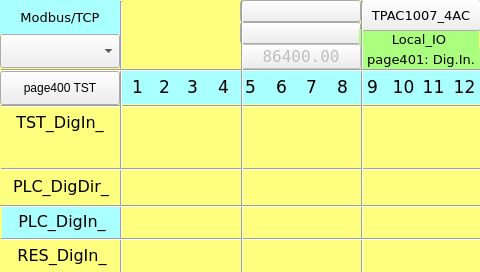
Before: the Qt Designer form TPAC1007_04_AC/Local_IO_HMI/page401.ui in MECTsrl/mect_apps, drawn with Qt 5.
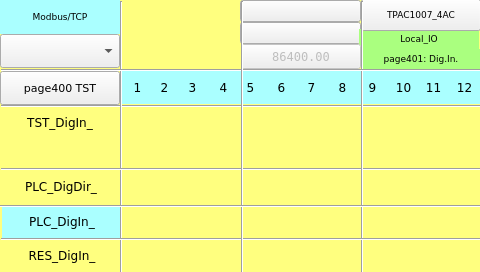
After: the same form once the commit is applied. Custom widgets are drawn as their Qt base class.

Commit message: Fonts resize

```diff
--- a/TPAC1007_04_AC/Local_IO_HMI/page401.ui
+++ b/TPAC1007_04_AC/Local_IO_HMI/page401.ui
@@ -234,7 +234,7 @@
    <property name="font">
     <font>
      <family>DejaVu Sans</family>
-     <pointsize>13</pointsize>
+  <pointsize>9</pointsize>
     </font>
    </property>
    <property name="styleSheet">
@@ -295,7 +295,7 @@
    <property name="font">
     <font>
      <family>DejaVu Sans</family>
-     <pointsize>13</pointsize>
+  <pointsize>9</pointsize>
     </font>
    </property>
    <property name="styleSheet">
@@ -573,6 +573,12 @@
    <property name="apparence">
     <enum>QFrame::Raised</enum>
    </property>
+<property name="font">
+ <font>
+  <family>DejaVu Sans</family>
+  <pointsize>8</pointsize>
+ </font>
+</property>
   </widget>
   <widget class="ATCMled" name="atcmLed_PLC_DigOut_13">
    <property name="geometry">
@@ -658,7 +664,7 @@
    <property name="font">
     <font>
      <family>DejaVu Sans</family>
-     <pointsize>12</pointsize>
+  <pointsize>9</pointsize>
     </font>
    </property>
    <property name="styleSheet">
@@ -683,7 +689,7 @@
    <property name="font">
     <font>
      <family>DejaVu Sans</family>
-     <pointsize>10</pointsize>
+  <pointsize>7</pointsize>
     </font>
    </property>
    <property name="styleSheet">
@@ -909,7 +915,7 @@
    <property name="font">
     <font>
      <family>DejaVu Sans</family>
-     <pointsize>13</pointsize>
+  <pointsize>9</pointsize>
     </font>
    </property>
    <property name="styleSheet">
@@ -1114,7 +1120,7 @@
    <property name="font">
     <font>
      <family>DejaVu Sans</family>
-     <pointsize>12</pointsize>
+  <pointsize>9</pointsize>
     </font>
    </property>
    <property name="styleSheet">
@@ -1152,7 +1158,7 @@
    <property name="font">
     <font>
      <family>DejaVu Sans</family>
-     <pointsize>13</pointsize>
+  <pointsize>9</pointsize>
     </font>
    </property>
    <property name="styleSheet">
@@ -1213,7 +1219,7 @@
    <property name="font">
     <font>
      <family>DejaVu Sans</family>
-     <pointsize>10</pointsize>
+  <pointsize>7</pointsize>
     </font>
    </property>
    <property name="styleSheet">
@@ -1310,7 +1316,7 @@
    <property name="font">
     <font>
      <family>DejaVu Sans</family>
-     <pointsize>13</pointsize>
+  <pointsize>9</pointsize>
     </font>
    </property>
    <property name="styleSheet">
@@ -1371,7 +1377,7 @@
    <property name="font">
     <font>
      <family>DejaVu Sans</family>
-     <pointsize>13</pointsize>
+  <pointsize>9</pointsize>
     </font>
    </property>
    <property name="styleSheet">
@@ -1468,7 +1474,7 @@
    <property name="font">
     <font>
      <family>DejaVu Sans</family>
-     <pointsize>13</pointsize>
+  <pointsize>9</pointsize>
     </font>
    </property>
    <property name="styleSheet">
@@ -1529,7 +1535,7 @@
    <property name="font">
     <font>
      <family>DejaVu Sans</family>
-     <pointsize>13</pointsize>
+  <pointsize>9</pointsize>
     </font>
    </property>
    <property name="styleSheet">
@@ -1590,7 +1596,7 @@
    <property name="font">
     <font>
      <family>DejaVu Sans</family>
-     <pointsize>10</pointsize>
+  <pointsize>7</pointsize>
      <weight>50</weight>
      <bold>false</bold>
     </font>
@@ -1707,7 +1713,7 @@
    <property name="font">
     <font>
      <family>DejaVu Sans</family>
-     <pointsize>13</pointsize>
+  <pointsize>9</pointsize>
     </font>
    </property>
    <property name="styleSheet">
@@ -1820,7 +1826,7 @@
    <property name="font">
     <font>
      <family>DejaVu Sans Mono</family>
-     <pointsize>12</pointsize>
+  <pointsize>9</pointsize>
     </font>
    </property>
    <property name="text">
@@ -1883,7 +1889,7 @@
    <property name="font">
     <font>
      <family>DejaVu Sans</family>
-     <pointsize>13</pointsize>
+  <pointsize>9</pointsize>
     </font>
    </property>
    <property name="styleSheet">
@@ -2069,7 +2075,7 @@
    <property name="font">
     <font>
      <family>DejaVu Sans</family>
-     <pointsize>10</pointsize>
+  <pointsize>7</pointsize>
     </font>
    </property>
    <property name="styleSheet">
@@ -2130,7 +2136,7 @@
    <property name="font">
     <font>
      <family>DejaVu Sans</family>
-     <pointsize>13</pointsize>
+  <pointsize>9</pointsize>
     </font>
    </property>
    <property name="styleSheet">
@@ -2312,7 +2318,7 @@
    <property name="font">
     <font>
      <family>DejaVu Sans</family>
-     <pointsize>13</pointsize>
+  <pointsize>9</pointsize>
     </font>
    </property>
    <property name="styleSheet">
@@ -2337,7 +2343,7 @@
    <property name="font">
     <font>
      <family>DejaVu Sans</family>
-     <pointsize>12</pointsize>
+  <pointsize>9</pointsize>
     </font>
    </property>
    <property name="styleSheet">
@@ -2362,7 +2368,7 @@
    <property name="font">
     <font>
      <family>DejaVu Sans</family>
-     <pointsize>12</pointsize>
+  <pointsize>9</pointsize>
      <weight>50</weight>
      <bold>false</bold>
     </font>
```
Left out of the diff: 322 changed lines with no effect on the pictures. Lines whose indentation alone changed are shown as unchanged. The commit also changes 70 other files.
